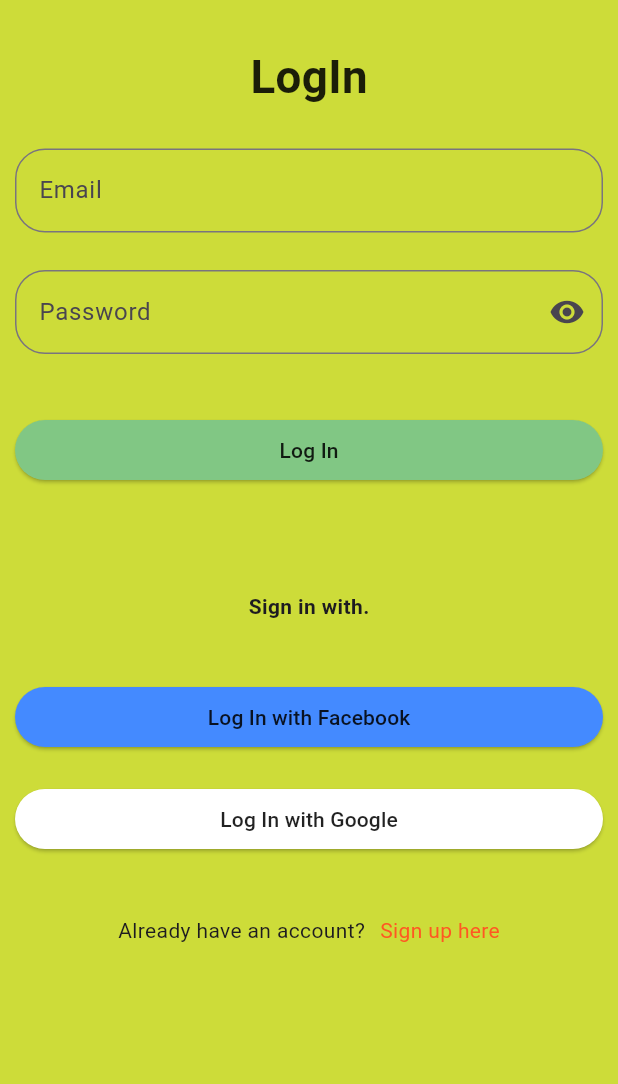
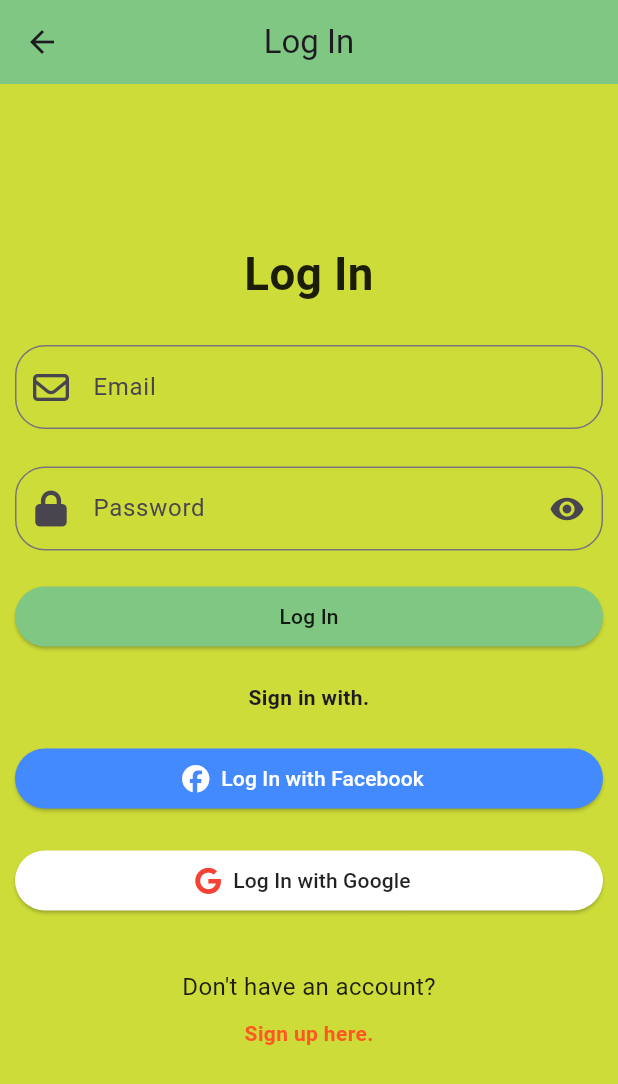
Before and after one commit to Jarllan1/Front-app, a Flutter app: the Login screen opened by its route, on a phone screen of 412 x 824 dp. Shown: the top 1084 px of the screen. Run offline on Flutter 3.47's test engine with Material 3 defaults, Android fonts, the phone set to English and light mode, and no system bars; our stand-ins replace flutter_spinkit, font_awesome_flutter; network calls fail.

Commit message:
login final na final

```diff
--- a/lib/Pages/Login.dart
+++ b/lib/Pages/Login.dart
@@ -1,7 +1,8 @@
 import 'dart:convert';
 import 'package:http/http.dart' as http;
 import 'package:flutter/material.dart';
-import 'package:jarllan/Services/User.dart';
+import 'package:font_awesome_flutter/font_awesome_flutter.dart';  // Import FontAwesome for icons
+import 'package:jarllan/Services/User.dart';  // Ensure this import path matches your project structure
 
 class Login extends StatefulWidget {
   const Login({super.key});
@@ -37,19 +38,15 @@ class _LoginState extends State<Login> {
       if (response.statusCode == 200) {
         // Handle the response
         print('Login successful');
-        // Navigate to the next page or perform any action on successful login
+        Navigator.pushReplacementNamed(context, '/dashboard'); // Navigate to the dashboard on success
       } else {
         // Handle the error
         print('Failed to login: ${response.body}');
-        ScaffoldMessenger.of(context).showSnackBar(
-          SnackBar(content: Text('Failed to login: ${response.body}')),
-        );
+        _showErrorDialog('Failed to login: ${response.body}');  // Show the error message
       }
     } catch (e) {
       print('Error occurred: $e');
-      ScaffoldMessenger.of(context).showSnackBar(
-        SnackBar(content: Text('An error occurred: $e')),
-      );
+      _showErrorDialog('An error occurred: $e');  // Show the error message
     } finally {
       setState(() {
         _isLoading = false; // Set loading state to false after request completes
@@ -57,22 +54,52 @@ class _LoginState extends State<Login> {
     }
   }
 
+  void _showErrorDialog(String message) {
+    showDialog(
+      context: context,
+      barrierDismissible: true,  // Allows dismissing the dialog by tapping outside
+      builder: (context) {
+        return AlertDialog(
+          title: Text('Error'),
+          content: Text(message),
+          actions: <Widget>[
+            TextButton(
+              child: Text('OK'),
+              onPressed: () {
+                Navigator.of(context).pop();  // Close the dialog
+              },
+            ),
+          ],
+        );
+      },
+    );
+  }
+
   @override
   Widget build(BuildContext context) {
     return Scaffold(
       backgroundColor: Colors.lime,
-      body: SafeArea(
+      appBar: AppBar(
+        backgroundColor: Colors.green[300],
+        title: Text('Log In'),
+        centerTitle: true,
+        // Removed the leading property to hide the back button
+      ),
+      body: Center( // Center the content vertically and horizontally
         child: Padding(
-          padding: EdgeInsets.fromLTRB(10.0, 30.0, 10.0, 0),
+          padding: EdgeInsets.all(10.0),
           child: Column(
+            mainAxisAlignment: MainAxisAlignment.center, // Center content vertically
+            crossAxisAlignment: CrossAxisAlignment.stretch,
             children: <Widget>[
               Text(
-                'LogIn',
+                'Log In',
                 style: TextStyle(
                   fontWeight: FontWeight.bold,
                   fontSize: 30.5,
                   color: Colors.black87,
                 ),
+                textAlign: TextAlign.center, // Center the text
               ),
               SizedBox(height: 25.0),
               Form(
@@ -86,6 +113,7 @@ class _LoginState extends State<Login> {
                         border: OutlineInputBorder(
                           borderRadius: BorderRadius.circular(20.0),
                         ),
+                        prefixIcon: Icon(FontAwesomeIcons.envelope), // Add email icon
                       ),
                       onSaved: (value) {
                         email = value ?? '';
@@ -108,6 +136,7 @@ class _LoginState extends State<Login> {
                         border: OutlineInputBorder(
                           borderRadius: BorderRadius.circular(20.0),
                         ),
+                        prefixIcon: Icon(FontAwesomeIcons.lock), // Add lock icon
                         suffixIcon: IconButton(
                           icon: Icon(_obscure ? Icons.visibility : Icons.visibility_off),
                           onPressed: () {
@@ -136,7 +165,7 @@ class _LoginState extends State<Login> {
                   ],
                 ),
               ),
-              SizedBox(height: 40.0),
+              SizedBox(height: 20.0),
               Column(
                 crossAxisAlignment: CrossAxisAlignment.stretch,
                 children: [
@@ -153,8 +182,12 @@ class _LoginState extends State<Login> {
                         if (!_isLoading) {
                           login(user); // Call the login function
                         }
+                      } else {
+                        // Display error messages for invalid email or password
+                        setState(() {
+                          // Clear any existing error message
+                        });
                       }
-                      Navigator.pushReplacementNamed(context, '/dashboard');
                     },
                     child: _isLoading
                         ? CircularProgressIndicator(
@@ -168,23 +201,25 @@ class _LoginState extends State<Login> {
                   ),
                 ],
               ),
-              SizedBox(height: 70.0),
+              SizedBox(height: 20.0), // Add some space between buttons
               Text(
                 'Sign in with.',
                 style: TextStyle(
                   fontWeight: FontWeight.bold,
                 ),
+                textAlign: TextAlign.center, // Center the text
               ),
-              SizedBox(height: 40),
+              SizedBox(height: 20.0),
               Column(
                 crossAxisAlignment: CrossAxisAlignment.stretch,
                 children: [
-                  ElevatedButton(
+                  ElevatedButton.icon(
                     onPressed: () {},
-                    child: Text('Log In with Facebook'),
+                    icon: FaIcon(FontAwesomeIcons.facebook, color: Colors.white), // Facebook icon
+                    label: Text('Log In with Facebook'),
                     style: ElevatedButton.styleFrom(
                       backgroundColor: Colors.blueAccent,
-                      foregroundColor: Colors.black87,
+                      foregroundColor: Colors.white,
                     ),
                   ),
                 ],
@@ -193,9 +228,10 @@ class _LoginState extends State<Login> {
               Column(
                 crossAxisAlignment: CrossAxisAlignment.stretch,
                 children: [
-                  ElevatedButton(
+                  ElevatedButton.icon(
                     onPressed: () {},
-                    child: Text('Log In with Google'),
+                    icon: FaIcon(FontAwesomeIcons.google, color: Colors.red), // Google icon
+                    label: Text('Log In with Google'),
                     style: ElevatedButton.styleFrom(
                       backgroundColor: Colors.white,
                       foregroundColor: Colors.black87,
@@ -203,23 +239,30 @@ class _LoginState extends State<Login> {
                   ),
                 ],
               ),
-              SizedBox(height: 40.0),
-              Row(
-                mainAxisAlignment: MainAxisAlignment.center,
-                children: <Widget>[
-                  Text('Already have an account?'),
-                  SizedBox(width: 10.0),
-                  InkWell(
-                    child: Text(
-                      'Sign up here',
-                      style: TextStyle(
-                        color: Colors.deepOrange,
-                      ),
+              SizedBox(height: 35.0),
+              Center(
+                child: Text(
+                  'Don\'t have an account?',
+                  style: TextStyle(
+                    fontSize: 16,
+                    color: Colors.black87,
+                  ),
+                ),
+              ),
+              SizedBox(height: 10.0), // Add some space between text and link
+              Center(
+                child: InkWell(
+                  child: Text(
+                    'Sign up here.',
+                    style: TextStyle(
+                      color: Colors.deepOrange,
+                      fontWeight: FontWeight.bold,
                     ),
-                    onTap: () => Navigator.popAndPushNamed(context, '/signup'),
                   ),
-                ],
+                  onTap: () => Navigator.pushReplacementNamed(context, '/signup'),
+                ),
               ),
+              SizedBox(height: 20.0), // Add some space from the bottom
             ],
           ),
         ),
--- a/lib/main.dart
+++ b/lib/main.dart
@@ -7,7 +7,7 @@ import 'package:jarllan/Pages/Menu.dart';
 import 'package:jarllan/Pages/Login.dart';
 
 void main() => runApp(MaterialApp(
-  initialRoute: '/login',
+  initialRoute: '/menu',
     routes:{
       '/dashboard': (context) =>Dashboard(),
       '/menu' : (context) => Menu(),
--- a/pubspec.yaml
+++ b/pubspec.yaml
@@ -37,6 +37,7 @@ dependencies:
   cupertino_icons: ^1.0.6
   http: ^1.2.1
   flutter_spinkit: ^5.2.1
+  font_awesome_flutter: ^10.7.0
 
 dev_dependencies:
   flutter_test:
```
Also changed, not shown: lib/Pages/Dashboard.dart (+28 -16 lines), lib/Pages/Menu.dart (+25 -25 lines), lib/Pages/SelectedProduct.dart (+30 -14 lines), lib/Pages/SignUp.dart (+75 -43 lines), lib/Services/product.dart (+6 -2 lines), assets/Lagundi.jpg (added), assets/dahon ng saging.jpg (added), assets/dahonngbayabas.webp (added), assets/malunggay.webp (added), assets/oregano.jpg (added), pubspec.lock.
